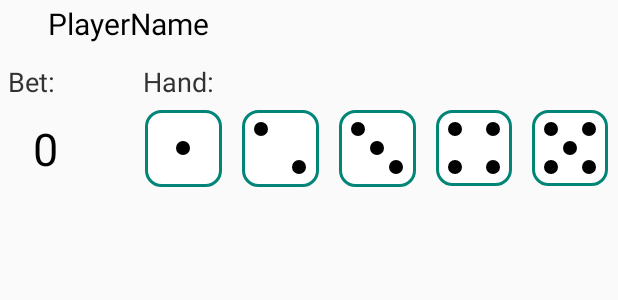
After one commit to mgmillani/dicely-done, an Android app: the layout view_player.xml on its own in the app's theme, with its tools: preview values and no code run, on a phone screen of 412 x 824 dp. The commit adds this screen. Shown: the top 300 px of the screen. Run offline under Robolectric (Android 15) with nearby library versions, the phone set to English and light mode, and no system bars.

Commit message:
Added PlayerView.

```diff
--- a/android-client/app/build.gradle
+++ b/android-client/app/build.gradle
@@ -33,4 +33,6 @@ android {
 dependencies {
     compile fileTree(include: ['*.jar'], dir: 'libs')
     compile 'com.android.support:appcompat-v7:22.1.1'
+    compile 'com.android.support:cardview-v7:22.1.1'
+    compile 'com.android.support:support-v4:22.2.0'
 }
--- a/android-client/app/src/main/java/br/ufrgs/inf/dicelydone/model/Hand.java
+++ b/android-client/app/src/main/java/br/ufrgs/inf/dicelydone/model/Hand.java
@@ -67,6 +67,8 @@ public class Hand implements Parcelable {
         return dice.size();
     }
 
+    public boolean isEmpty() { return dice.isEmpty(); }
+
     public Die get(int i) {
         return dice.get(i);
     }
--- /dev/null
+++ b/android-client/app/src/main/res/layout/view_player.xml
@@ -0,0 +1,74 @@
+<?xml version="1.0" encoding="utf-8"?>
+<RelativeLayout xmlns:android="http://schemas.android.com/apk/res/android"
+    xmlns:tools="http://schemas.android.com/tools"
+    android:orientation="vertical" android:layout_width="match_parent"
+    android:layout_height="match_parent">
+
+    <ImageView
+        android:layout_width="@dimen/text_icon_width"
+        android:layout_height="@dimen/text_icon_width"
+        android:id="@+id/player_icon"
+        android:layout_alignParentTop="true"
+        android:layout_alignParentLeft="true" />
+
+    <TextView
+        android:layout_width="wrap_content"
+        android:layout_height="wrap_content"
+        android:text="PlayerName"
+        android:id="@+id/player_name"
+        android:layout_alignParentTop="true"
+        android:layout_toRightOf="@+id/player_icon"
+        tools:ignore="HardcodedText"
+        android:layout_alignTop="@+id/player_icon"
+        android:layout_alignBottom="@+id/player_icon"
+        android:gravity="left|center_vertical"
+        android:textAppearance="@style/PokerGame.TextAppearance.PlayerName" />
+
+    <TextView
+        android:layout_width="wrap_content"
+        android:layout_height="wrap_content"
+        android:text="@string/label_bet"
+        android:id="@+id/label_bet"
+        android:layout_below="@+id/player_icon"
+        android:layout_alignParentLeft="true"
+        android:layout_marginTop="10dp"
+        android:layout_marginRight="30dp"
+        android:textAppearance="@style/PokerGame.TextAppearance.Label"
+        android:layout_marginLeft="5dp" />
+
+    <TextView
+        android:layout_width="@dimen/chipsetview_totalval_width"
+        android:layout_height="wrap_content"
+        android:text="0"
+        android:id="@+id/player_bet"
+        android:layout_below="@+id/label_bet"
+        android:layout_alignParentLeft="true"
+        android:layout_marginRight="30dp"
+        android:layout_alignTop="@+id/player_hand"
+        android:layout_alignBottom="@+id/player_hand"
+        android:textAppearance="@style/PokerGame.TextAppearance.ChipSumVal"
+        tools:ignore="HardcodedText"
+        android:gravity="center_vertical|center_horizontal" />
+
+    <TextView
+        android:layout_width="wrap_content"
+        android:layout_height="wrap_content"
+        android:text="@string/label_hand"
+        android:id="@+id/label_hand"
+        android:layout_alignTop="@+id/label_bet"
+        android:layout_alignParentRight="false"
+        android:layout_alignLeft="@+id/player_hand"
+        android:layout_alignBottom="@+id/label_bet"
+        android:textAppearance="@style/PokerGame.TextAppearance.Label"
+        android:layout_marginLeft="5dp" />
+
+    <view
+        android:layout_width="wrap_content"
+        android:layout_height="wrap_content"
+        class="br.ufrgs.inf.dicelydone.HandView"
+        android:id="@+id/player_hand"
+        android:layout_below="@+id/label_hand"
+        android:layout_alignParentRight="true"
+        android:layout_toRightOf="@+id/player_bet"
+        android:orientation="horizontal" />
+</RelativeLayout>
--- a/android-client/app/src/main/res/values/dimens.xml
+++ b/android-client/app/src/main/res/values/dimens.xml
@@ -14,6 +14,7 @@
     <dimen name="spacing_vertical">20dp</dimen>
 
     <dimen name="text_size_instructions">30sp</dimen>
+    <dimen name="text_size_playername">20sp</dimen>
     <dimen name="text_size_label">18sp</dimen>
     <dimen name="text_size_chipsumval">30sp</dimen>
 
--- a/android-client/app/src/main/res/values/strings.xml
+++ b/android-client/app/src/main/res/values/strings.xml
@@ -29,7 +29,8 @@
     <string name="instruction_reroll_shake">Select dice then shake to roll them</string>
     <string name="instruction_wait">Wait for your turn</string>
 
-    <string name="label_hand">Your Hand:</string>
+    <string name="label_bet">Bet:</string>
+    <string name="label_hand">Hand:</string>
     <string name="label_nickname">Nickname</string>
     <string name="label_server_addr">Server</string>
     <string name="label_server_opts">Server Options:</string>
--- a/android-client/app/src/main/res/values/styles.xml
+++ b/android-client/app/src/main/res/values/styles.xml
@@ -17,6 +17,12 @@
         <item name="android:textStyle">normal</item>
     </style>
 
+    <style name="PokerGame.TextAppearance.PlayerName" parent="@android:style/Widget.TextView">
+        <item name="android:textSize">@dimen/text_size_playername</item>
+        <item name="android:textColor">@color/bright_foreground_material_light</item>
+        <item name="android:textStyle">normal</item>
+    </style>
+
     <style name="PokerGame.TextAppearance.ChipSumVal" parent="@android:style/Widget.TextView">
         <item name="android:textSize">@dimen/text_size_chipsumval</item>
         <item name="android:textColor">@color/bright_foreground_material_light</item>
```
Also changed, not shown: android-client/app/src/main/java/br/ufrgs/inf/dicelydone/PlayerView.java (added, +28 -0 lines), android-client/app/src/main/java/br/ufrgs/inf/dicelydone/model/Player.java (added, +35 -0 lines), android-client/app/src/main/java/br/ufrgs/inf/dicelydone/pokergame/PlayersFragment.java (added, +74 -0 lines), android-client/app/src/main/res/layout/fragment_players.xml (added, +17 -0 lines), 1 other file.
